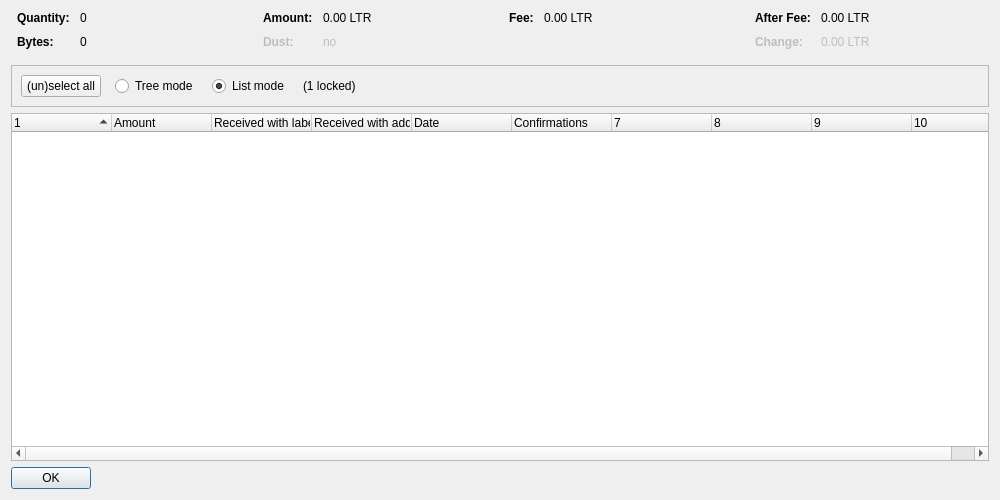
Qt form src/qt/forms/coincontroldialog.ui (minblock/litercoin) before a commit.
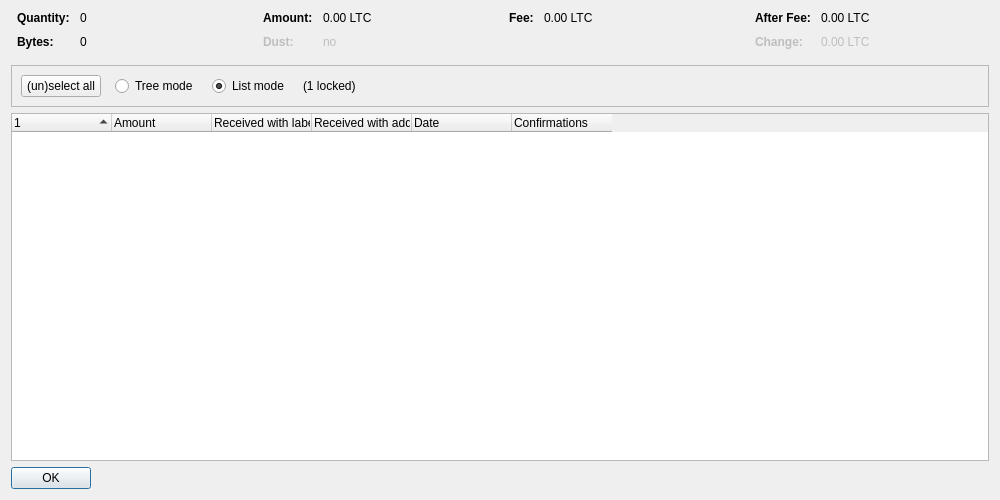
The same form after that commit. Custom widgets are drawn as their Qt base class.

What changed in the file:
```diff
--- a/src/qt/forms/coincontroldialog.ui
+++ b/src/qt/forms/coincontroldialog.ui
@@ -132,7 +132,7 @@
           <enum>Qt::ActionsContextMenu</enum>
          </property>
          <property name="text">
-          <string notr="true">0.00 LTR</string>
+          <string notr="true">0.00 LTC</string>
          </property>
          <property name="textInteractionFlags">
           <set>Qt::LinksAccessibleByMouse|Qt::TextSelectableByKeyboard|Qt::TextSelectableByMouse</set>
@@ -212,7 +212,7 @@
           <enum>Qt::ActionsContextMenu</enum>
          </property>
          <property name="text">
-          <string notr="true">0.00 LTR</string>
+          <string notr="true">0.00 LTC</string>
          </property>
          <property name="textInteractionFlags">
           <set>Qt::LinksAccessibleByMouse|Qt::TextSelectableByKeyboard|Qt::TextSelectableByMouse</set>
@@ -257,7 +257,7 @@
           <enum>Qt::ActionsContextMenu</enum>
          </property>
          <property name="text">
-          <string notr="true">0.00 LTR</string>
+          <string notr="true">0.00 LTC</string>
          </property>
          <property name="textInteractionFlags">
           <set>Qt::LinksAccessibleByMouse|Qt::TextSelectableByKeyboard|Qt::TextSelectableByMouse</set>
@@ -292,7 +292,7 @@
           <enum>Qt::ActionsContextMenu</enum>
          </property>
          <property name="text">
-          <string notr="true">0.00 LTR</string>
+          <string notr="true">0.00 LTC</string>
          </property>
          <property name="textInteractionFlags">
           <set>Qt::LinksAccessibleByMouse|Qt::TextSelectableByKeyboard|Qt::TextSelectableByMouse</set>
@@ -402,7 +402,7 @@
       <bool>false</bool>
      </property>
      <property name="columnCount">
-      <number>10</number>
+      <number>6</number>
      </property>
      <attribute name="headerShowSortIndicator" stdset="0">
       <bool>true</bool>
```
Left out of the diff: 2 changed lines with no effect on the pictures.
